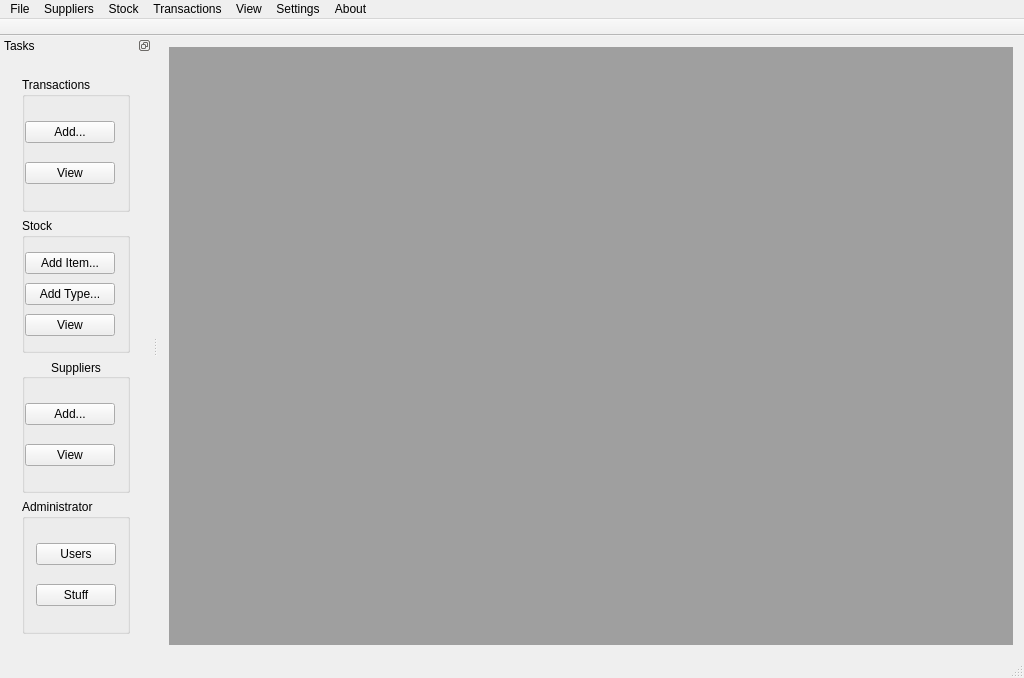
Before: the Qt Designer form SilkRoute/mainwindow.ui in kalouantonis/SilkRoute, drawn with Qt 5.
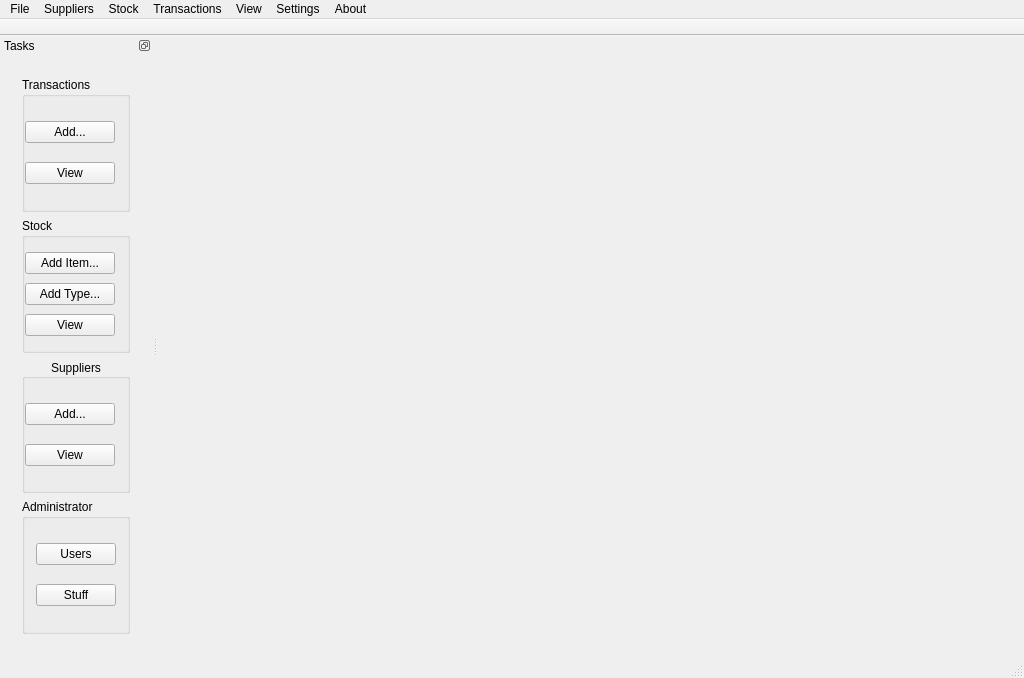
After: the same form once the commit is applied. Icons and pictures are not drawn.

Diff of the .ui file:
```diff
--- a/SilkRoute/mainwindow.ui
+++ b/SilkRoute/mainwindow.ui
@@ -32,25 +32,15 @@
    <set>QMainWindow::AllowTabbedDocks|QMainWindow::AnimatedDocks</set>
   </property>
   <widget class="QWidget" name="centralWidget">
-   <layout class="QHBoxLayout" name="horizontalLayout">
-    <item>
-     <widget class="QMdiArea" name="mdiArea">
-      <property name="viewMode">
-       <enum>QMdiArea::TabbedView</enum>
-      </property>
-      <property name="documentMode">
-       <bool>false</bool>
-      </property>
-      <property name="tabsClosable">
-       <bool>true</bool>
-      </property>
-      <property name="tabsMovable">
-       <bool>true</bool>
-      </property>
-      <property name="tabShape">
-       <enum>QTabWidget::Rounded</enum>
-      </property>
-     </widget>
+   <property name="sizePolicy">
+    <sizepolicy hsizetype="Preferred" vsizetype="Preferred">
+     <horstretch>0</horstretch>
+     <verstretch>0</verstretch>
+    </sizepolicy>
+   </property>
+   <layout class="QGridLayout" name="gridLayout">
+    <item row="0" column="0">
+     <widget class="QWidget" name="widget" native="true"/>
     </item>
    </layout>
   </widget>
```
Left out of the diff: 8 changed lines with no effect on the pictures.
